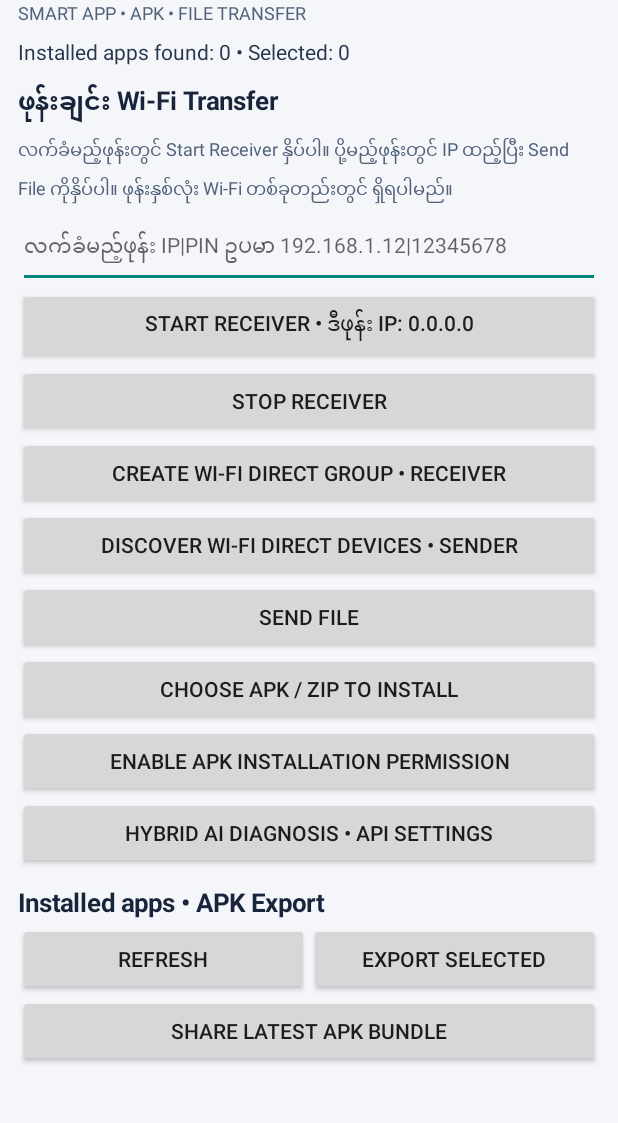
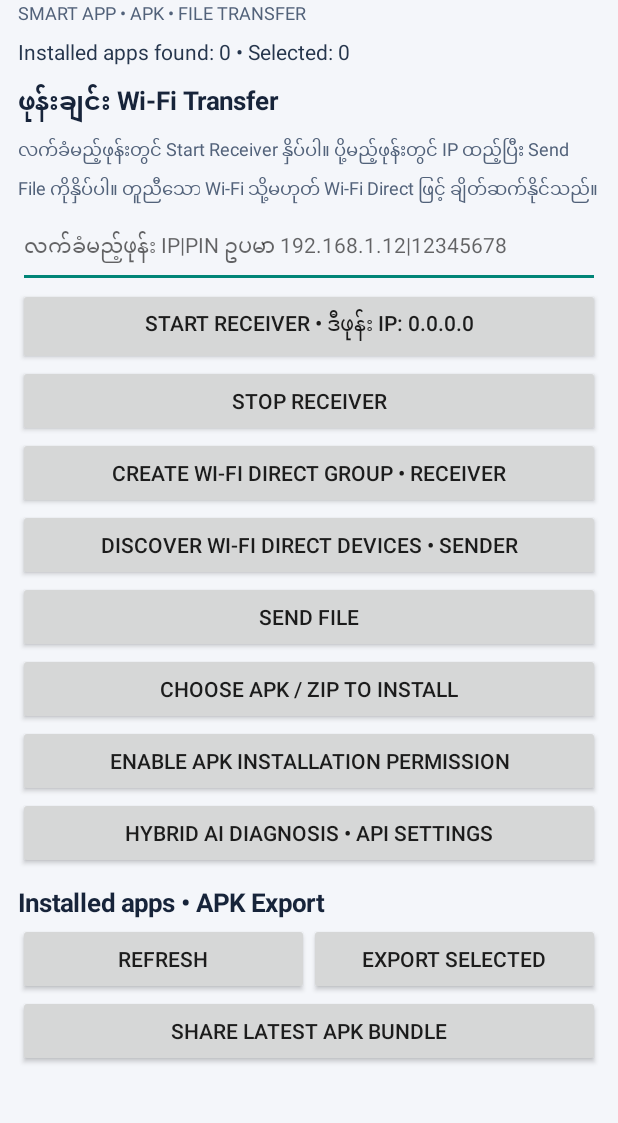
Before and after one commit to massspx-boop/DroidBridge, an Android app: the screen it shows after launch (MainActivity), on a phone screen of 412 x 824 dp, the part 79-1202 px from its top. Run offline under Robolectric (Android 15) with nearby library versions, the phone set to English and light mode, and no system bars.

Commit message:
Clarify LAN and Wi-Fi Direct transfer choices

```diff
--- a/app/src/main/java/com/massspx/droidbridge/MainActivity.kt
+++ b/app/src/main/java/com/massspx/droidbridge/MainActivity.kt
@@ -79,7 +79,7 @@ class MainActivity : Activity() {
         }
         root.addView(networkTitle)
         root.addView(TextView(this).apply {
-            text = "လက်ခံမည့်ဖုန်းတွင် Start Receiver နှိပ်ပါ။ ပို့မည့်ဖုန်းတွင် IP ထည့်ပြီး Send File ကိုနှိပ်ပါ။ ဖုန်းနှစ်လုံး Wi-Fi တစ်ခုတည်းတွင် ရှိရပါမည်။"
+            text = "လက်ခံမည့်ဖုန်းတွင် Start Receiver နှိပ်ပါ။ ပို့မည့်ဖုန်းတွင် IP ထည့်ပြီး Send File ကိုနှိပ်ပါ။ တူညီသော Wi-Fi သို့မဟုတ် Wi-Fi Direct ဖြင့် ချိတ်ဆက်နိုင်သည်။"
             textSize = 12f
             setTextColor(0xFF52627A.toInt())
         })
```
